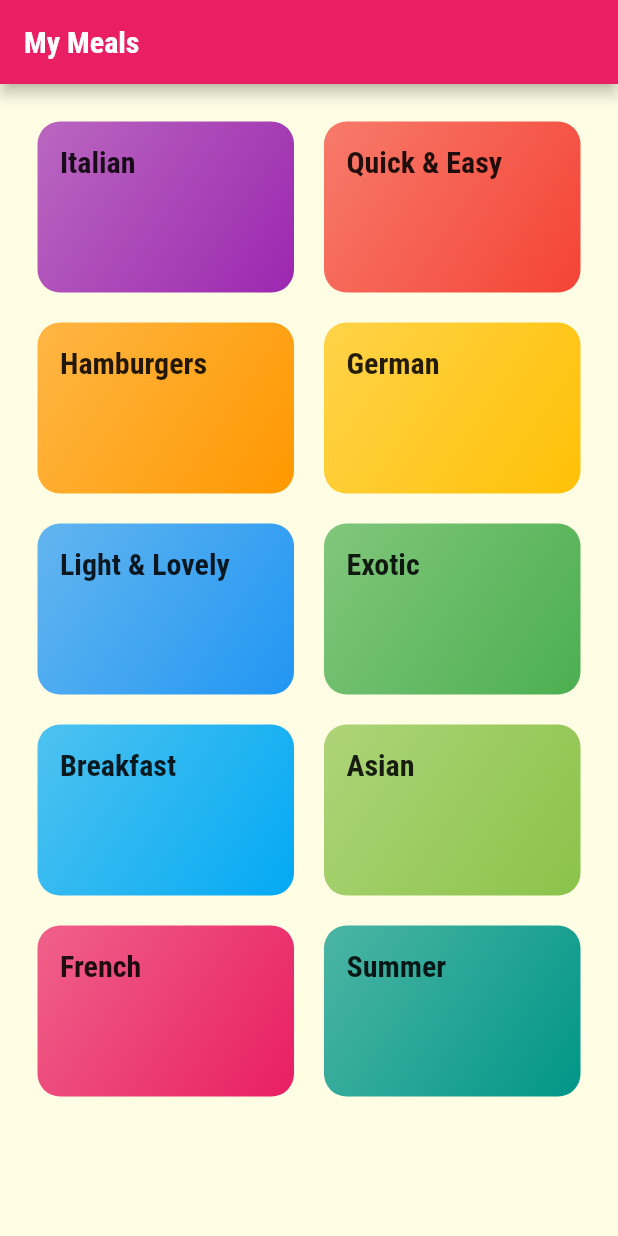
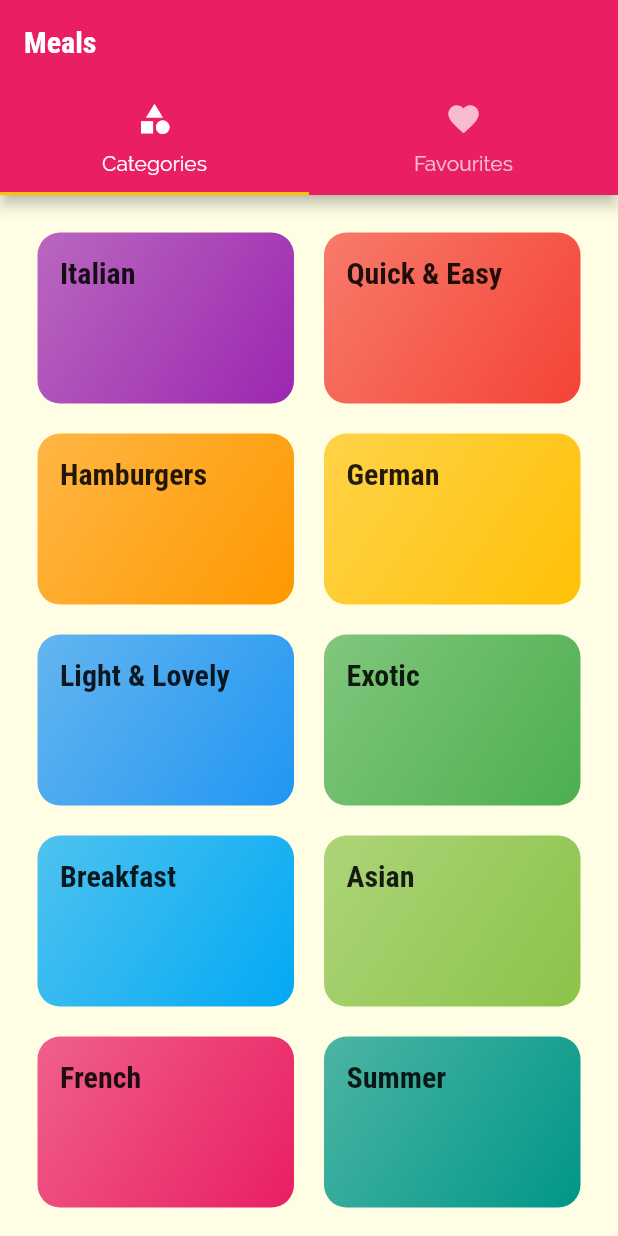
Before and after one commit to UmerSharif/best-cook-app, a Flutter app: the screen it shows after launch, on a phone screen of 412 x 824 dp. Run offline on Flutter 3.47's test engine with Material 2 defaults, Android fonts, the phone set to English and light mode, and no system bars.

Commit message:
add top tab bar

```diff
--- a/lib/main.dart
+++ b/lib/main.dart
@@ -1,5 +1,6 @@
 import 'package:flutter/material.dart';
 import 'package:meals/screen/meal_deatail_screen.dart';
+import 'package:meals/screen/tabs_screen.dart';
 
 import 'screen/catergories_screen.dart';
 // import './category_meals_screen.dart';
@@ -36,7 +37,7 @@ class MyApp extends StatelessWidget {
                   fontSize: 20,
                   fontFamily: 'RobotoCondensed',
                   fontWeight: FontWeight.bold))),
-      home: CategoriesScreen(),
+      home: TabsScreen(),
       routes: {
         CategoryMealScreen.routeName: (ctx) => CategoryMealScreen(),
         MealDetailScreen.routeName: (ctx) => MealDetailScreen()
--- a/lib/screen/catergories_screen.dart
+++ b/lib/screen/catergories_screen.dart
@@ -8,11 +8,7 @@ class CategoriesScreen extends StatelessWidget {
 
   @override
   Widget build(BuildContext context) {
-    return Scaffold(
-      appBar: AppBar(
-        title: const Text('My Meals'),
-      ),
-      body: GridView(
+    return GridView(
       padding: const EdgeInsets.all(25),
       children: DUMMY_CATEGORIES
           .map((categoryData) => CategoryItem(
@@ -26,7 +22,6 @@ class CategoriesScreen extends StatelessWidget {
           childAspectRatio: 3 / 2,
           crossAxisSpacing: 20,
           mainAxisSpacing: 20),
-      ),
     );
   }
 }
--- /dev/null
+++ b/lib/screen/favourites_screen.dart
@@ -0,0 +1,12 @@
+import 'package:flutter/material.dart';
+
+class FavouriteScreen extends StatelessWidget {
+  const FavouriteScreen({Key key}) : super(key: key);
+
+  @override
+  Widget build(BuildContext context) {
+    return Container(
+      child: Text('Favourite'),
+    );
+  }
+}
--- /dev/null
+++ b/lib/screen/tabs_screen.dart
@@ -0,0 +1,38 @@
+import 'package:flutter/material.dart';
+import 'package:meals/screen/catergories_screen.dart';
+import 'package:meals/screen/favourites_screen.dart';
+
+class TabsScreen extends StatefulWidget {
+  TabsScreen({Key key}) : super(key: key);
+
+  @override
+  _TabsScreenState createState() => _TabsScreenState();
+}
+
+class _TabsScreenState extends State<TabsScreen> {
+  @override
+  Widget build(BuildContext context) {
+    return DefaultTabController(
+        length: 2,
+        child: Scaffold(
+          appBar: AppBar(
+            title: Text('Meals'),
+            bottom: TabBar(
+              tabs: [
+                Tab(
+                  icon: Icon(Icons.category),
+                  text: 'Categories',
+                ),
+                Tab(
+                  icon: Icon(Icons.favorite),
+                  text: 'Favourites',
+                )
+              ],
+            ),
+          ),
+          body: TabBarView(
+            children: [CategoriesScreen(), FavouriteScreen()],
+          ),
+        ));
+  }
+}
```
Lines whose indentation alone changed are shown as unchanged.
